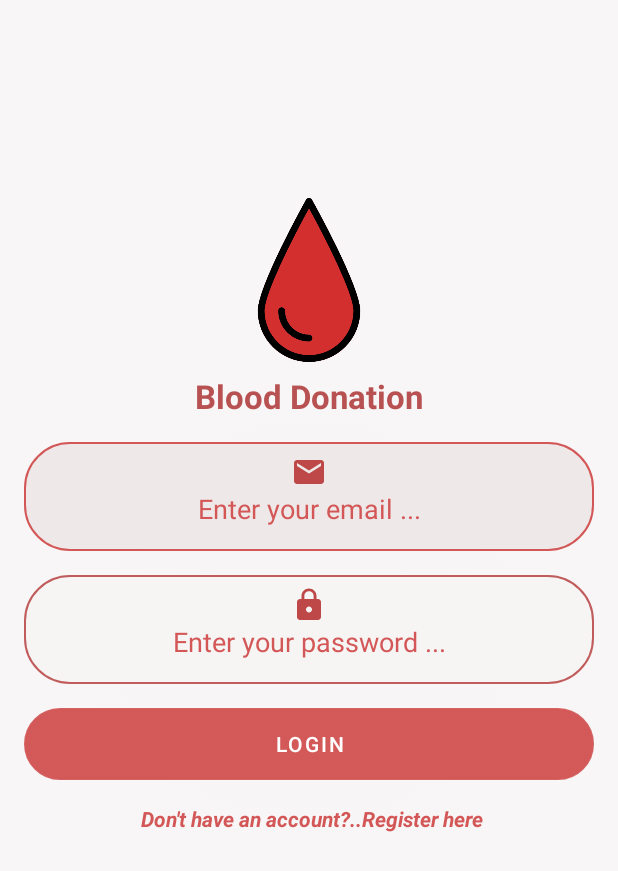
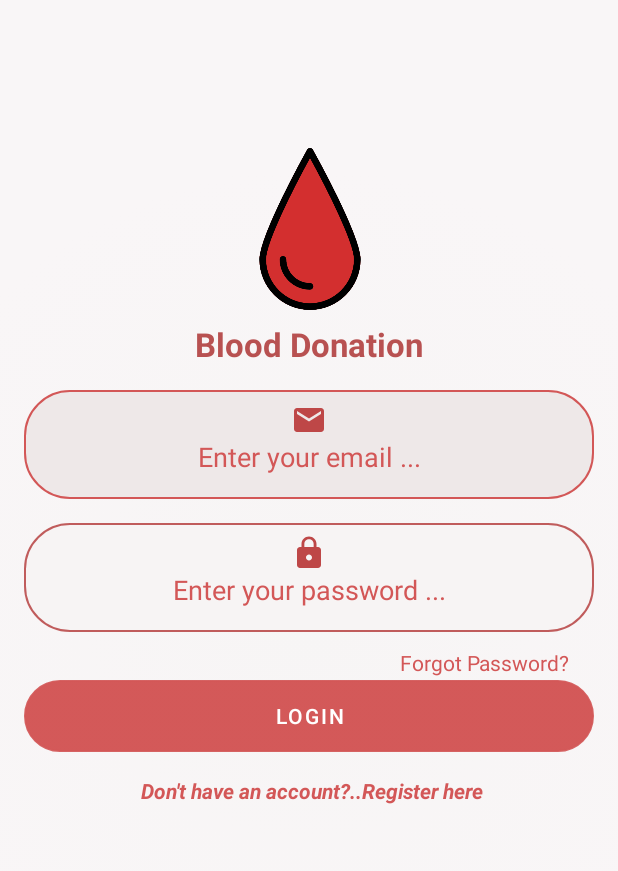
Before and after one commit to 7usss/Blood-Donation, an Android app: the layout login.xml on its own in the app's theme, with its tools: preview values and no code run, on a phone screen of 412 x 824 dp. Shown: the top 871 px of the screen. Run offline under Robolectric (Android 15) with nearby library versions, the phone set to English and light mode, and no system bars.

Commit message:
add register system and  activity_main.xml

```diff
--- a/app/src/main/AndroidManifest.xml
+++ b/app/src/main/AndroidManifest.xml
@@ -10,10 +10,13 @@
         android:supportsRtl="true"
         android:theme="@style/Theme.MyApplicationAutho">
         <activity
+            android:name=".MainActivity"
+            android:exported="false" />
+        <activity
             android:name=".register"
             android:exported="false" />
         <activity
-            android:name=".login"
+            android:name=".Login"
             android:exported="true">
             <intent-filter>
                 <action android:name="android.intent.action.MAIN" />
--- a/app/src/main/res/layout/activity_register.xml
+++ b/app/src/main/res/layout/activity_register.xml
@@ -117,7 +117,7 @@
         android:layout_marginEnd="16dp"
         android:layout_marginStart="16dp"
         android:layout_marginTop="16dp"
-        android:text="login"
+        android:text="Register"
         android:background="@drawable/custom_editext"
         app:layout_constraintEnd_toEndOf="parent"
         app:layout_constraintStart_toStartOf="parent"
--- a/app/src/main/res/layout/login.xml
+++ b/app/src/main/res/layout/login.xml
@@ -12,17 +12,18 @@
         android:layout_width="wrap_content"
         android:layout_height="wrap_content"
         android:orientation="horizontal"
-        app:layout_constraintGuide_percent="0.16" />
+        app:layout_constraintGuide_percent="0.12" />
 
 
     <ImageView
         android:id="@+id/img"
-        android:layout_width="match_parent"
-        android:layout_height="109dp"
+        android:layout_width="417dp"
+        android:layout_height="108dp"
         android:src="@drawable/blooddrop"
         app:layout_constraintEnd_toEndOf="parent"
         app:layout_constraintStart_toStartOf="parent"
         app:layout_constraintTop_toTopOf="@+id/guideline2" />
+
     <TextView
     android:layout_marginTop="8dp"
     android:id="@+id/text1"
@@ -76,12 +77,25 @@
         app:layout_constraintTop_toBottomOf="@id/emailTV"
         tools:layout_editor_absoluteX="26dp" />
 
+    <TextView
+        android:id="@+id/forgotpasswordTV"
+        android:layout_width="wrap_content"
+        android:layout_height="wrap_content"
+        android:hint="Forgot Password?"
+        android:textColorHint="@color/purple_500"
+        app:layout_constraintBottom_toTopOf="@+id/buttonLogin"
+        app:layout_constraintEnd_toEndOf="parent"
+        app:layout_constraintTop_toBottomOf="@+id/passwordET"
+        android:clickable="true"
+        android:layout_marginEnd="32dp"
+        android:layout_marginTop="8dp" />
+
     <Button
         android:id="@+id/buttonLogin"
         android:layout_width="match_parent"
         android:layout_height="wrap_content"
         android:layout_marginStart="16dp"
-        android:layout_marginTop="16dp"
+        android:layout_marginTop="32dp"
         android:layout_marginEnd="16dp"
         android:text="login"
         android:background="@drawable/custom_editext"
```
Also changed, not shown: app/build.gradle (+5 -5 lines), app/src/main/java/com/example/myapplicationautho/Login.kt (+9 -5 lines), app/src/main/java/com/example/myapplicationautho/MainActivity.kt (added, +11 -0 lines), app/src/main/java/com/example/myapplicationautho/register.kt (+40 -2 lines), app/src/main/res/layout/activity_main.xml (added, +19 -0 lines), build.gradle (+9 -10 lines).
